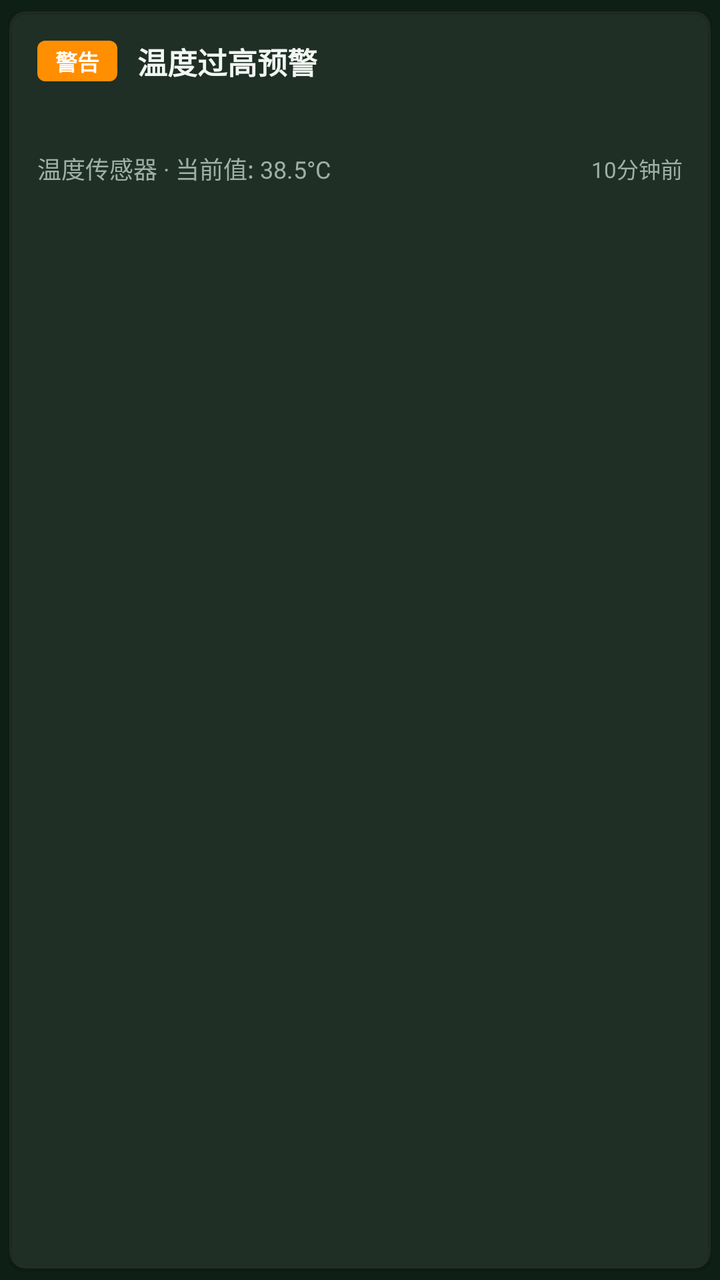
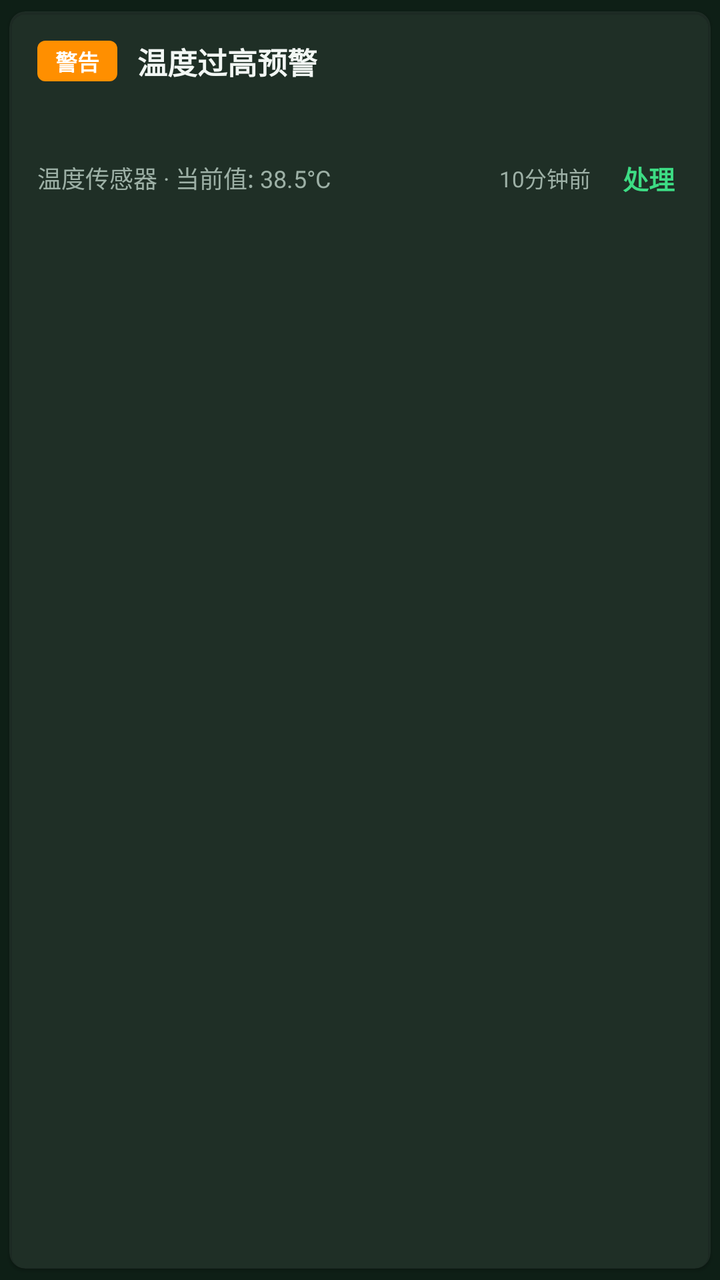

The first picture is an Android layout as it rendered before a commit; the second is the same layout after the commit. The layout source and the unified diff follow.
<!-- AndroidManifest.xml: application theme Theme.SmartGreenhouse -->
<!-- res/layout/item_alert_card.xml -->
<?xml version="1.0" encoding="utf-8"?>
<androidx.cardview.widget.CardView xmlns:android="http://schemas.android.com/apk/res/android"
    xmlns:app="http://schemas.android.com/apk/res-auto"
    android:layout_width="match_parent"
    android:layout_height="wrap_content"
    android:layout_margin="4dp"
    app:cardCornerRadius="8dp"
    app:cardElevation="1dp"
    app:cardUseCompatPadding="true">

    <LinearLayout
        android:layout_width="match_parent"
        android:layout_height="wrap_content"
        android:orientation="vertical"
        android:padding="14dp">

        
        <LinearLayout
            android:layout_width="match_parent"
            android:layout_height="wrap_content"
            android:gravity="center_vertical"
            android:orientation="horizontal">

            <TextView
                android:id="@+id/tv_level_tag"
                android:layout_width="wrap_content"
                android:layout_height="wrap_content"
                android:background="@drawable/bg_level_tag"
                android:gravity="center"
                android:minWidth="40dp"
                android:paddingHorizontal="8dp"
                android:paddingVertical="2dp"
                android:text="警告"
                android:textColor="@android:color/white"
                android:textSize="11sp"
                android:textStyle="bold" />

            <TextView
                android:id="@+id/tv_title"
                android:layout_width="0dp"
                android:layout_height="wrap_content"
                android:layout_marginStart="10dp"
                android:layout_weight="1"
                android:text="温度过高预警"
                android:textColor="@color/on_surface"
                android:textSize="15sp"
                android:textStyle="bold" />

            <View
                android:id="@+id/dot_unread"
                android:layout_width="8dp"
                android:layout_height="8dp"
                android:background="@drawable/bg_unread_dot"
                android:visibility="gone" />
        </LinearLayout>

        
        <TextView
            android:id="@+id/tv_content"
            android:layout_width="match_parent"
            android:layout_height="wrap_content"
            android:layout_marginTop="8dp"
            android:maxLines="2"
            android:ellipsize="end"
            android:text=""
            android:textColor="@color/text_secondary"
            android:textSize="13sp" />

        
        <LinearLayout
            android:layout_width="match_parent"
            android:layout_height="wrap_content"
            android:layout_marginTop="8dp"
            android:gravity="center_vertical"
            android:orientation="horizontal">

            <TextView
                android:id="@+id/tv_sensor_info"
                android:layout_width="0dp"
                android:layout_height="wrap_content"
                android:layout_weight="1"
                android:text="温度传感器 · 当前值: 38.5°C"
                android:textColor="@color/text_secondary"
                android:textSize="12sp" />

            <TextView
                android:id="@+id/tv_time"
                android:layout_width="wrap_content"
                android:layout_height="wrap_content"
                android:text="10分钟前"
                android:textColor="@color/text_secondary"
                android:textSize="11sp" />
        </LinearLayout>
    </LinearLayout>
</androidx.cardview.widget.CardView>
<!-- resources referenced by this layout -->
<resources>
  <color name="on_surface">#FFF2F7F4</color>
  <color name="text_secondary">#FF9DB0A6</color>
  <!-- drawable bg_level_tag (drawable) -->
  <?xml version="1.0" encoding="utf-8"?>
  <shape xmlns:android="http://schemas.android.com/apk/res/android"
      android:shape="rectangle">
      <solid android:color="@color/alert_warning" />
      <corners android:radius="4dp" />
  </shape>
  <!-- drawable bg_unread_dot (drawable) -->
  <?xml version="1.0" encoding="utf-8"?>
  <shape xmlns:android="http://schemas.android.com/apk/res/android"
      android:shape="oval">
      <solid android:color="@color/level_danger" />
  </shape>
  <style name="Theme.SmartGreenhouse" parent="Theme.MaterialComponents.DayNight.NoActionBar.Bridge">
          <item name="colorPrimary">@color/primary</item>
          <item name="colorPrimaryDark">@color/bg_deep</item>
          <item name="colorAccent">@color/accent</item>
          <item name="colorSurface">@color/surface</item>
          <item name="android:statusBarColor">@color/bg_deep</item>
          <item name="android:navigationBarColor">@color/bg_deep</item>
          <item name="android:windowBackground">@color/background</item>
          <item name="android:textColorPrimary">@color/text_primary</item>
          <item name="android:forceDarkAllowed">false</item>
          <item name="cardViewStyle">@style/CardView.SmartGreenhouse</item>
          <item name="materialButtonStyle">@style/Button.SmartGreenhouse</item>
      </style>
  <color name="alert_warning">#FFFF8F00</color>
  <color name="level_danger">#FFFF6B6B</color>
  <color name="primary">#FF3DDC84</color>
  <color name="bg_deep">#FF0A1712</color>
  <color name="accent">#FF4DD0E1</color>
  <color name="surface">#12FFFFFF</color>
  <color name="background">#FF0E1F16</color>
  <color name="text_primary">#FFF2F7F4</color>
  <style name="CardView.SmartGreenhouse" parent="Widget.MaterialComponents.CardView">
          <item name="cardBackgroundColor">@color/surface</item>
          <item name="cardCornerRadius">16dp</item>
          <item name="cardElevation">0dp</item>
          <item name="strokeWidth">1dp</item>
          <item name="strokeColor">@color/outline</item>
      </style>
  <style name="Button.SmartGreenhouse" parent="Widget.MaterialComponents.Button">
          <item name="android:textColor">@color/on_primary</item>
          <item name="android:textStyle">bold</item>
          <item name="android:minHeight">48dp</item>
          <item name="cornerRadius">26dp</item>
          <item name="backgroundTint">@color/primary</item>
      </style>
  <color name="outline">#1EFFFFFF</color>
  <color name="on_primary">#FF0A1712</color>
</resources>

<!-- the commit's change to res/layout/item_alert_card.xml (unified diff, before → after) -->
@@ -90,6 +90,18 @@
                 android:text="10分钟前"
                 android:textColor="@color/text_secondary"
                 android:textSize="11sp" />
+
+            
+            <TextView
+                android:id="@+id/tv_handle"
+                android:layout_width="wrap_content"
+                android:layout_height="wrap_content"
+                android:text="处理"
+                android:textColor="#FF3DDC84"
+                android:textSize="13sp"
+                android:textStyle="bold"
+                android:padding="4dp"
+                android:layout_marginStart="12dp" />
         </LinearLayout>
     </LinearLayout>
 </androidx.cardview.widget.CardView>
